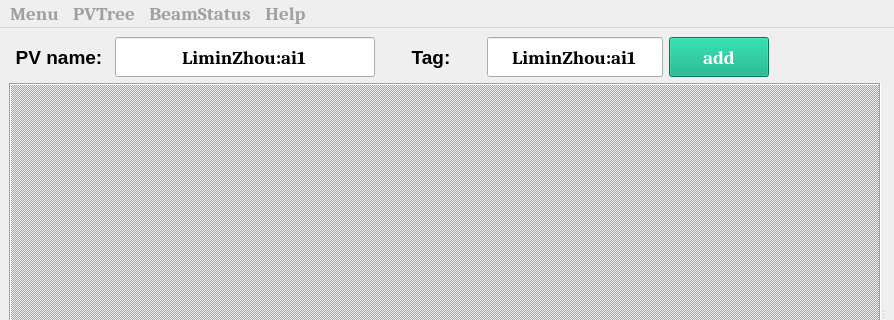
Old version of the form UI/UI_PlotPVs_main.ui in the repository zlmturnout/PlotPVs; both pictures show x 0 to 894 and y 0 to 320 of the 894 by 602 pixel window.
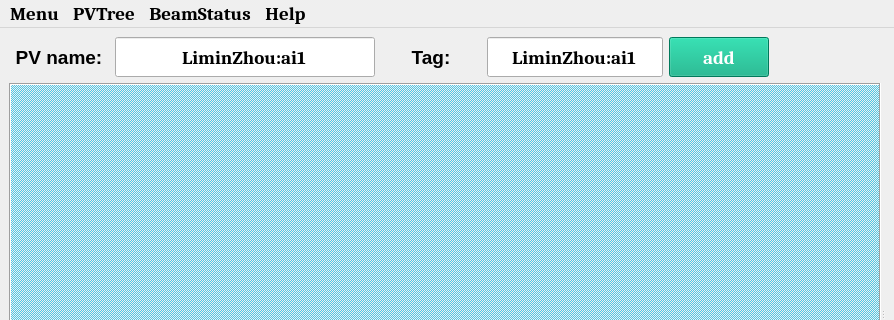
New version of the form.

The edit to the form file:
```diff
--- a/UI/UI_PlotPVs_main.ui
+++ b/UI/UI_PlotPVs_main.ui
@@ -663,39 +663,9 @@
    </property>
    <property name="palette">
     <palette>
-     <active>
-      <colorrole role="ButtonText">
-       <brush brushstyle="SolidPattern">
-        <color alpha="255">
-         <red>22</red>
-         <green>22</green>
-         <blue>22</blue>
-        </color>
-       </brush>
-      </colorrole>
-     </active>
-     <inactive>
-      <colorrole role="ButtonText">
-       <brush brushstyle="SolidPattern">
-        <color alpha="255">
-         <red>160</red>
-         <green>160</green>
-         <blue>160</blue>
-        </color>
-       </brush>
-      </colorrole>
-     </inactive>
-     <disabled>
-      <colorrole role="ButtonText">
-       <brush brushstyle="SolidPattern">
-        <color alpha="255">
-         <red>120</red>
-         <green>120</green>
-         <blue>120</blue>
-        </color>
-       </brush>
-      </colorrole>
-     </disabled>
+     <active/>
+     <inactive/>
+     <disabled/>
     </palette>
    </property>
    <property name="font">
```
Left out of the diff: 41 changed lines with no effect on the pictures.
